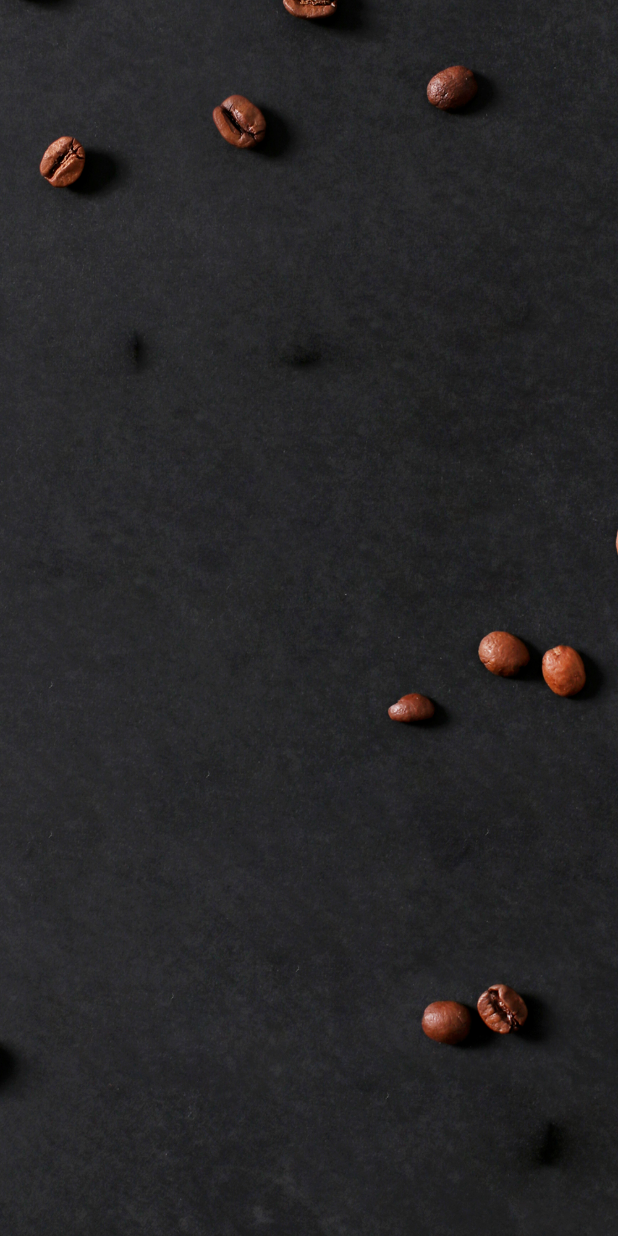
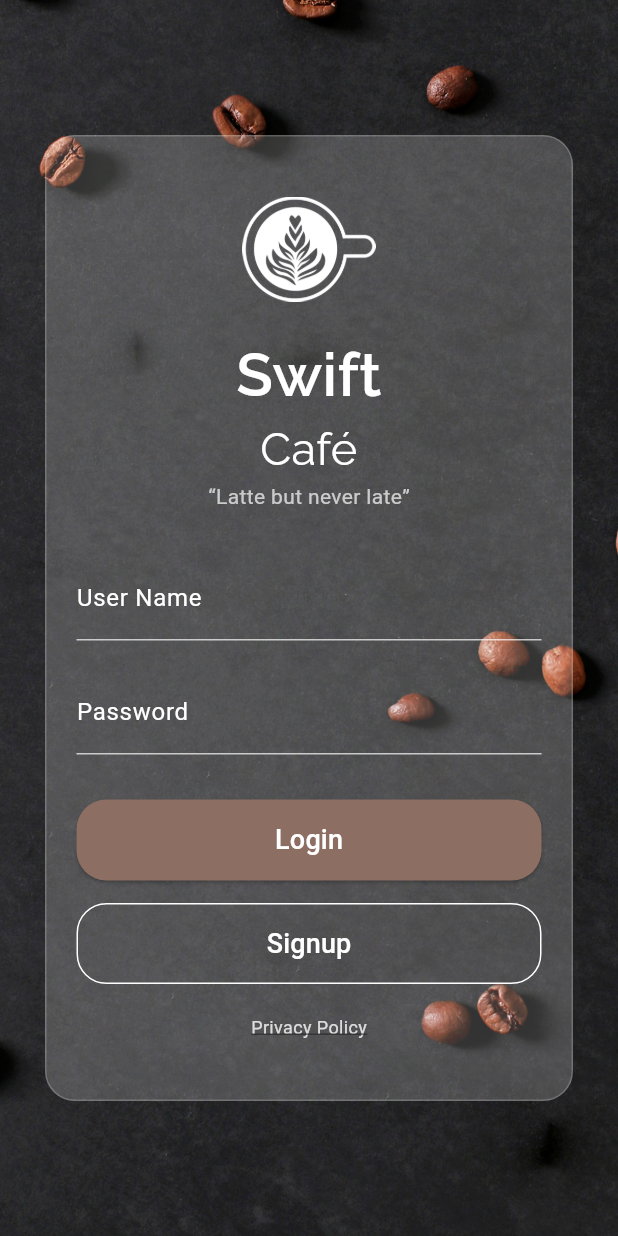
Before and after one commit to Rahul-Sharma-Github/swift_cafe_app, a Flutter app: the screen it shows after launch, on a phone screen of 412 x 824 dp. Run offline on Flutter 3.47's test engine with Material 3 defaults, Android fonts, the light colour scheme and no system bars; our stand-ins replace google_fonts.

Commit message:
added login screen | cafe_logo image |

```diff
--- /dev/null
+++ b/lib/Screens/login_screen.dart
@@ -0,0 +1,176 @@
+import 'package:flutter/material.dart';
+import 'package:google_fonts/google_fonts.dart';
+
+class LoginScreen extends StatelessWidget {
+  const LoginScreen({super.key});
+
+  @override
+  Widget build(BuildContext context) {
+    return const Scaffold(
+      body: SwiftCafeLoginScreen(),
+    );
+  }
+}
+
+//
+class SwiftCafeLoginScreen extends StatelessWidget {
+  const SwiftCafeLoginScreen({super.key});
+
+  @override
+  Widget build(BuildContext context) {
+    return Stack(
+      children: [
+        // Background image
+        Container(
+          decoration: const BoxDecoration(
+            image: DecorationImage(
+              image: AssetImage('assets/background.jpg'),
+              fit: BoxFit.cover,
+            ),
+          ),
+        ),
+        // Glassmorphism effect
+        Center(
+          child: Container(
+            margin: const EdgeInsets.symmetric(horizontal: 30),
+            padding: const EdgeInsets.symmetric(vertical: 40, horizontal: 20),
+            decoration: BoxDecoration(
+              color: Colors.white.withOpacity(0.2),
+              borderRadius: BorderRadius.circular(20),
+              border: Border.all(color: Colors.white.withOpacity(0.2)),
+            ),
+            child: Column(
+              mainAxisSize: MainAxisSize.min,
+              children: [
+                // Logo and title
+                Column(
+                  children: [
+                    Container(
+                      width: 89,
+                      height: 70,
+                      decoration: const BoxDecoration(
+                        image: DecorationImage(
+                          image: AssetImage('assets/cafe_logo.jpg'),
+                        ),
+                      ),
+                    ),
+                    const SizedBox(height: 20),
+                    Text(
+                      'Swift',
+                      style: GoogleFonts.raleway(
+                        color: Colors.white,
+                        fontSize: 40,
+                        fontWeight: FontWeight.w600,
+                      ),
+                      textAlign: TextAlign.center,
+                    ),
+                    Text(
+                      'Café',
+                      style: GoogleFonts.raleway(
+                        color: Colors.white,
+                        fontSize: 30,
+                        fontWeight: FontWeight.w400,
+                      ),
+                      textAlign: TextAlign.center,
+                    ),
+                    Text(
+                      '“Latte but never late”',
+                      style: TextStyle(
+                        fontSize: 14,
+                        color: Colors.white.withOpacity(0.7),
+                      ),
+                    ),
+                  ],
+                ),
+                const SizedBox(height: 30),
+                // Input fields
+                TextField(
+                  style: const TextStyle(color: Colors.white),
+                  decoration: InputDecoration(
+                    labelText: 'User Name',
+                    labelStyle: const TextStyle(color: Colors.white),
+                    enabledBorder: UnderlineInputBorder(
+                      borderSide:
+                          BorderSide(color: Colors.white.withOpacity(0.7)),
+                    ),
+                    focusedBorder: const UnderlineInputBorder(
+                      borderSide: BorderSide(color: Colors.white),
+                    ),
+                  ),
+                ),
+                const SizedBox(height: 20),
+                TextField(
+                  obscureText: true,
+                  style: const TextStyle(color: Colors.white),
+                  decoration: InputDecoration(
+                    labelText: 'Password',
+                    labelStyle: const TextStyle(color: Colors.white),
+                    enabledBorder: UnderlineInputBorder(
+                      borderSide:
+                          BorderSide(color: Colors.white.withOpacity(0.7)),
+                    ),
+                    focusedBorder: const UnderlineInputBorder(
+                      borderSide: BorderSide(color: Colors.white),
+                    ),
+                  ),
+                ),
+                const SizedBox(height: 30),
+                // Login button
+                ElevatedButton(
+                  onPressed: () {},
+                  style: ElevatedButton.styleFrom(
+                    padding: const EdgeInsets.symmetric(vertical: 14),
+                    backgroundColor: Colors.brown[400],
+                    shape: RoundedRectangleBorder(
+                      borderRadius: BorderRadius.circular(20),
+                    ),
+                  ),
+                  child: const SizedBox(
+                    width: double.infinity,
+                    child: Center(
+                      child: Text(
+                        'Login',
+                        style: TextStyle(fontSize: 18, color: Colors.white),
+                      ),
+                    ),
+                  ),
+                ),
+                const SizedBox(height: 15),
+                // Signup button
+                OutlinedButton(
+                  onPressed: () {},
+                  style: OutlinedButton.styleFrom(
+                    padding: const EdgeInsets.symmetric(vertical: 14),
+                    shape: RoundedRectangleBorder(
+                      borderRadius: BorderRadius.circular(20),
+                    ),
+                    side: const BorderSide(color: Colors.white),
+                  ),
+                  child: const SizedBox(
+                    width: double.infinity,
+                    child: Center(
+                      child: Text(
+                        'Signup',
+                        style: TextStyle(fontSize: 18, color: Colors.white),
+                      ),
+                    ),
+                  ),
+                ),
+                const SizedBox(height: 20),
+                // Privacy policy
+                Text(
+                  'Privacy Policy',
+                  style: TextStyle(
+                    fontSize: 12,
+                    color: Colors.white.withOpacity(0.8),
+                    decoration: TextDecoration.underline,
+                  ),
+                ),
+              ],
+            ),
+          ),
+        ),
+      ],
+    );
+  }
+}
--- a/lib/main.dart
+++ b/lib/main.dart
@@ -1,4 +1,6 @@
 import 'package:flutter/material.dart';
+
+import 'Screens/login_screen.dart';
 
 void main() {
   runApp(const MyApp());
@@ -21,15 +23,3 @@ class MyApp extends StatelessWidget {
     );
   }
 }
-
-class LoginScreen extends StatelessWidget {
-  const LoginScreen({super.key});
-
-  @override
-  Widget build(BuildContext context) {
-    return Image.asset(
-      'assets/background.jpg',
-      fit: BoxFit.cover,
-    );
-  }
-}
--- a/pubspec.yaml
+++ b/pubspec.yaml
@@ -35,6 +35,7 @@ dependencies:
   # The following adds the Cupertino Icons font to your application.
   # Use with the CupertinoIcons class for iOS style icons.
   cupertino_icons: ^1.0.8
+  google_fonts: ^6.2.1
 
 dev_dependencies:
   flutter_test:
```
Also changed, not shown: assets/cafe_logo.jpg (added), pubspec.lock, 1 other file.
